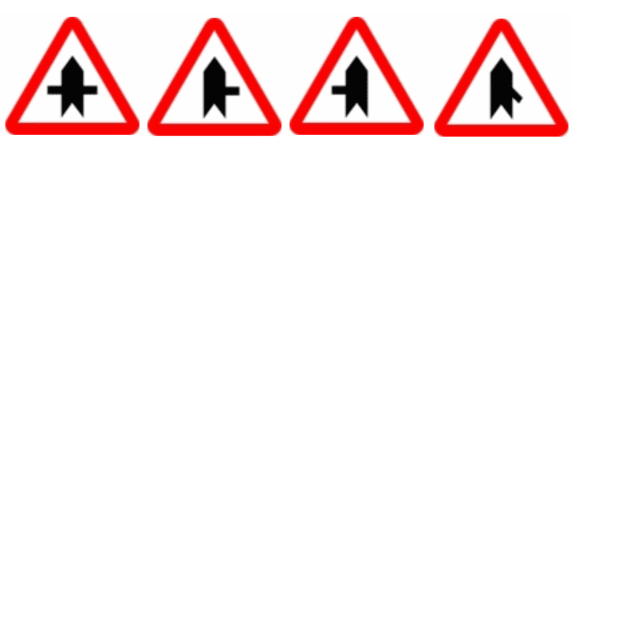
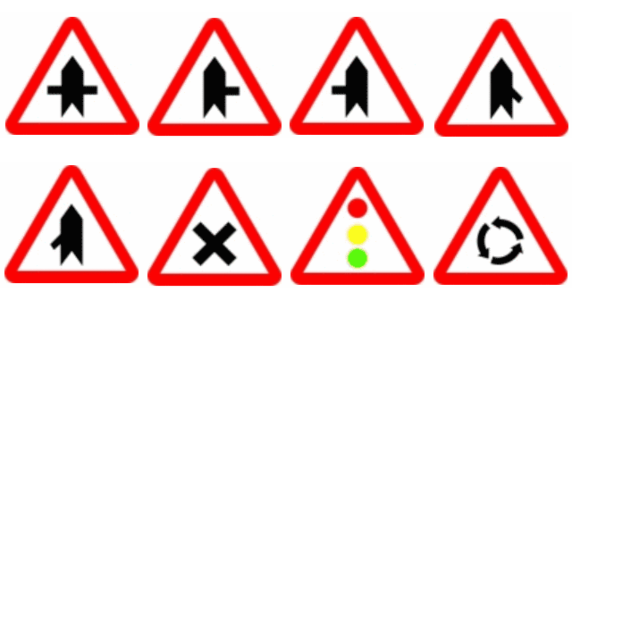
Before and after one commit to chrisvk66/Sealesdetrafico, an Android app: the Signals_danger screen opened directly, with no data from a screen before it, on a phone screen of 412 x 824 dp, the top half of it. Run offline under Robolectric (Android 15) with nearby library versions, the light colour scheme and no system bars.

Commit message:
Todo funciona 100% solo hay que cambiar la descripcion y la imagen segun corresponda

```diff
--- a/app/src/main/java/com/signals/traffic/sealesdetrafico/Signals_danger.kt
+++ b/app/src/main/java/com/signals/traffic/sealesdetrafico/Signals_danger.kt
@@ -61,6 +61,26 @@ class Signals_danger : AppCompatActivity() {
                 text_dialog.setText(R.string.danger4) //aqui cambiaria la descripcion
                 signal_dialog.setImageResource(R.drawable.danger4) //aqui cambia la imagen
             }
+
+            R.id.danger5 ->{
+                text_dialog.setText(R.string.danger5) //aqui cambiaria la descripcion
+                signal_dialog.setImageResource(R.drawable.danger5) //aqui cambia la imagen
+            }
+
+            R.id.danger6 ->{
+                text_dialog.setText(R.string.danger6) //aqui cambiaria la descripcion
+                signal_dialog.setImageResource(R.drawable.danger6) //aqui cambia la imagen
+            }
+
+            R.id.danger7 ->{
+                text_dialog.setText(R.string.danger7) //aqui cambiaria la descripcion
+                signal_dialog.setImageResource(R.drawable.danger7) //aqui cambia la imagen
+            }
+
+            R.id.danger8 ->{
+                text_dialog.setText(R.string.danger8) //aqui cambiaria la descripcion
+                signal_dialog.setImageResource(R.drawable.danger8) //aqui cambia la imagen
+            }
         }
     }
 
--- a/app/src/main/res/layout/signal_danger.xml
+++ b/app/src/main/res/layout/signal_danger.xml
@@ -4,6 +4,15 @@
     android:orientation="vertical" android:layout_width="match_parent"
     android:layout_height="match_parent"
     android:background="@color/blanco">
+
+    <ScrollView
+        android:layout_width="match_parent"
+        android:layout_height="match_parent">
+
+        <LinearLayout
+            android:layout_width="match_parent"
+            android:layout_height="wrap_content"
+            android:orientation="vertical" >
 
             <TableLayout
                 android:layout_width="match_parent"
@@ -49,7 +58,36 @@
 
                 <TableRow
                     android:layout_width="match_parent"
-            android:layout_height="match_parent" />
+                    android:layout_height="match_parent" >
+
+                    <ImageView
+                        android:id="@+id/danger5"
+                        android:layout_width="95dp"
+                        android:layout_height="100dp"
+                        android:onClick="verSeñal"
+                        app:srcCompat="@drawable/danger5" />
+
+                    <ImageView
+                        android:id="@+id/danger6"
+                        android:layout_width="95dp"
+                        android:layout_height="100dp"
+                        android:onClick="verSeñal"
+                        app:srcCompat="@drawable/danger6" />
+
+                    <ImageView
+                        android:id="@+id/danger7"
+                        android:layout_width="95dp"
+                        android:layout_height="100dp"
+                        android:onClick="verSeñal"
+                        app:srcCompat="@drawable/danger7" />
+
+                    <ImageView
+                        android:id="@+id/danger8"
+                        android:layout_width="95dp"
+                        android:layout_height="100dp"
+                        android:onClick="verSeñal"
+                        app:srcCompat="@drawable/danger8" />
+                </TableRow>
 
                 <TableRow
                     android:layout_width="match_parent"
@@ -59,8 +97,7 @@
                     android:layout_width="match_parent"
                     android:layout_height="match_parent" />
             </TableLayout>
+        </LinearLayout>
+    </ScrollView>
 
-    <TableRow
-        android:layout_width="match_parent"
-        android:layout_height="match_parent" />
 </LinearLayout>
--- a/app/src/main/res/values/strings.xml
+++ b/app/src/main/res/values/strings.xml
@@ -16,5 +16,9 @@
     <string name="danger1">P1 Intersección con prioridad</string>
     <string name="danger2">P1a Intersección con prioridad sobre vía a la derecha</string>
     <string name="danger3">P1b Intersección con prioridad sobre vía a la izquierda</string>
-    <string name="danger4">P1c Intersección con prioridad sobre incorporación a la derecha</string>
+    <string name="danger4">P1c Intersección con prioridad sobre incorporación por derecha</string>
+    <string name="danger5">P1d Intersección con prioridad sobre incorporación por izquierda</string>
+    <string name="danger6">P2 Intersección con prioridad de la derecha</string>
+    <string name="danger7">P3 Semáforos</string>
+    <string name="danger8">P4 Intersección con circulación giratoria</string>
 </resources>
```
Also changed, not shown: app/src/main/res/drawable/danger6.png (added), app/src/main/res/drawable/danger7.png (added), app/src/main/res/drawable/danger8.png (added). Lines whose indentation alone changed are shown as unchanged.
